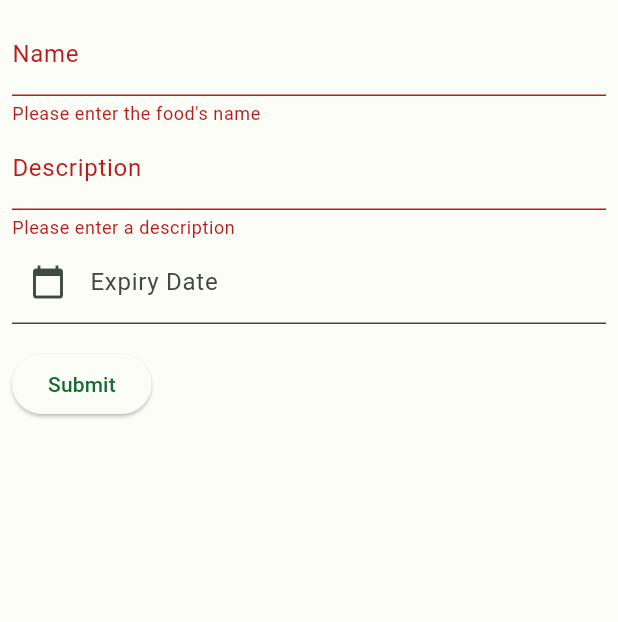
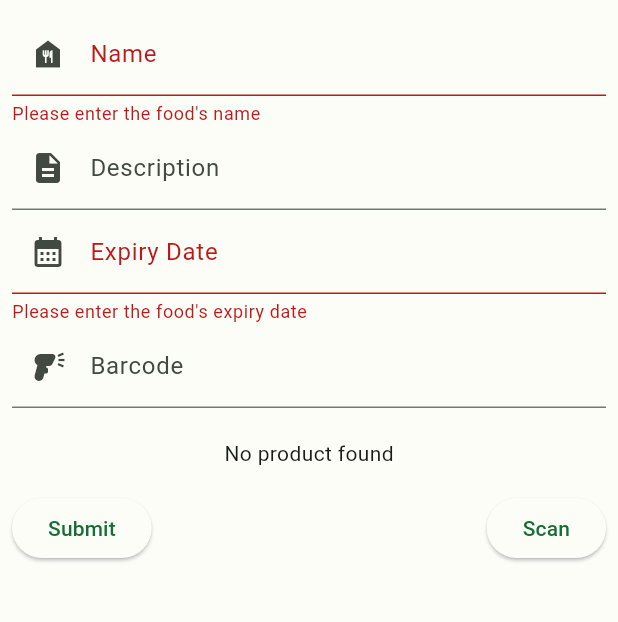
Before and after one commit to joshua-lehmann/fridgespy, a Flutter app: the AddFoodForm screen opened directly, after a tap on "Submit", on a phone screen of 412 x 824 dp, the part 84-706 px from its top. Run offline on Flutter 3.47's test engine with Material 3 defaults, Android fonts, the phone set to English and light mode, and no system bars; our stand-ins replace cloud_firestore, firebase_core, flutter_dotenv, flutter_riverpod, riverpod_annotation; missing offline and left inert: flutter_barcode_scanner; accounts and stored records are empty; generated files the repository leaves out were written again.

Commit message:
Added .env, added API call, added expiry date calc, added barcode scanning

```diff
--- a/lib/main.dart
+++ b/lib/main.dart
@@ -1,15 +1,19 @@
 import 'package:firebase_core/firebase_core.dart';
 import 'package:flutter/material.dart';
+import 'package:flutter_dotenv/flutter_dotenv.dart';
+import 'package:flutter_riverpod/flutter_riverpod.dart';
 import 'package:fridgespy/views/navigation.dart';
+
 import 'config/color_scheme.dart';
 import 'config/firebase_options.dart';
 
 Future<void> main() async {
   WidgetsFlutterBinding.ensureInitialized();
+  await dotenv.load(fileName: ".env");
   await Firebase.initializeApp(
     options: DefaultFirebaseOptions.currentPlatform,
   );
-  runApp(const FridgeSpy());
+  runApp(const ProviderScope(child: FridgeSpy()));
 }
 
 class FridgeSpy extends StatelessWidget {
--- a/lib/models/food.dart
+++ b/lib/models/food.dart
@@ -5,13 +5,13 @@ class Food {
   final String name;
   final String description;
   final String? imagePath;
-  final DateTime? expiryDate;
+  final DateTime expiryDate;
 
   const Food({
     required this.name,
     required this.description,
     this.imagePath,
-    this.expiryDate,
+    required this.expiryDate,
     this.id = '',
   });
 
--- /dev/null
+++ b/lib/provider/food_repo_provider.dart
@@ -0,0 +1,30 @@
+import 'dart:convert';
+
+import 'package:flutter_dotenv/flutter_dotenv.dart';
+import 'package:http/http.dart' as http;
+import 'package:riverpod_annotation/riverpod_annotation.dart';
+
+import '../models/food_repo_product.dart';
+
+// Necessary for code-generation to work
+part 'food_repo_provider.g.dart';
+
+@riverpod
+Future<FoodRepoProduct?> foodRepoProduct(
+    FoodRepoProductRef ref, String? barcode) async {
+  if (barcode == null || barcode.isEmpty) {
+    return Future.value(null);
+  }
+  final queryParams = {"excludes": "nutrients", "barcodes": barcode};
+  final response = await http.get(
+    Uri.https('www.foodrepo.org', '/api/v3/products', queryParams),
+    headers: <String, String>{
+      'Authorization': 'Bearer ${dotenv.env['FOOD_REPO_TOKEN']}',
+    },
+  );
+  // Using dart:convert, we then decode the JSON payload into a Map data structure.
+  final json = jsonDecode(response.body) as Map<String, dynamic>;
+  print("response: $json");
+  // Finally, we convert the Map into an FoodRepoProduct instance.
+  return FoodRepoProduct.fromJson(json);
+}
--- /dev/null
+++ b/lib/services/barcode_service.dart
@@ -0,0 +1,18 @@
+import 'package:flutter/services.dart';
+import 'package:flutter_barcode_scanner/flutter_barcode_scanner.dart';
+
+class BarcodeService {
+  Future<String> scanBarcode() async {
+    try {
+      final barcode = await FlutterBarcodeScanner.scanBarcode(
+        '#ff6666',
+        'Cancel',
+        false,
+        ScanMode.BARCODE,
+      );
+      return barcode;
+    } on PlatformException {
+      return 'Failed to get platform version.';
+    }
+  }
+}
--- /dev/null
+++ b/lib/services/date_service.dart
@@ -0,0 +1,24 @@
+class DateService {
+  static getFormattedDateString(DateTime date) {
+    String formattedMonth = date.month.toString().padLeft(2, '0');
+    return "${date.day}.$formattedMonth.${date.year}";
+  }
+
+  static bool isInNext3DaysOrPast(DateTime dateToCheck) {
+    DateTime now = DateTime.now();
+    DateTime currentDate = DateTime(now.year, now.month, now.day);
+    DateTime threeDaysFromNow =
+        currentDate.add(const Duration(days: 3)); // Date 3 days from now
+
+    // Check if target date is in the past or within the next 3 days
+    return dateToCheck
+            .isBefore(threeDaysFromNow.add(const Duration(days: 1))) ||
+        dateToCheck.isBefore(currentDate.add(const Duration(days: 1)));
+  }
+
+  static int getDaysUntilExpiry(DateTime expiryDate) {
+    DateTime now = DateTime.now();
+    DateTime currentDate = DateTime(now.year, now.month, now.day);
+    return expiryDate.difference(currentDate).inDays;
+  }
+}
--- a/lib/views/add_food_form.dart
+++ b/lib/views/add_food_form.dart
@@ -1,52 +1,79 @@
 import 'package:flutter/material.dart';
-import 'package:fridgespy/services/food_service.dart';
+import 'package:flutter_riverpod/flutter_riverpod.dart';
+import 'package:fridgespy/services/barcode_service.dart';
 
 import '../models/food.dart';
+import '../provider/food_repo_provider.dart';
+import '../services/date_service.dart';
+import '../services/food_service.dart';
 
-class AddFoodForm extends StatefulWidget {
+class AddFoodForm extends ConsumerStatefulWidget {
   const AddFoodForm({super.key});
 
   @override
-  _AddFoodFormState createState() => _AddFoodFormState();
+  ConsumerState<ConsumerStatefulWidget> createState() => _AddFoodFormState();
 }
 
-class _AddFoodFormState extends State<AddFoodForm> {
+class _AddFoodFormState extends ConsumerState<AddFoodForm> {
   final _formKey = GlobalKey<FormState>();
   final _nameController = TextEditingController();
   final _descriptionController = TextEditingController();
   final _expiryDateController = TextEditingController();
+  final _barcodeController = TextEditingController();
   final FoodService _foodService = FoodService();
+  final barcodeService = BarcodeService();
+
+  String _expiryDate = '';
+
+  @override
+  void initState() {
+    super.initState();
+    _barcodeController.addListener(_onBarcodeChanged);
+  }
 
   @override
   void dispose() {
     _nameController.dispose();
     _descriptionController.dispose();
+    _barcodeController.removeListener(_onBarcodeChanged);
     super.dispose();
+  }
+
+  void _onBarcodeChanged() {
+    setState(() {});
   }
 
   Future<void> _selectDate() async {
     final DateTime? pickedDate = await showDatePicker(
       context: context,
-      initialDate: DateTime.now(),
       firstDate: DateTime.now(),
       lastDate: DateTime(2030),
     );
     if (pickedDate != null) {
       setState(() {
-        _expiryDateController.text = pickedDate.toIso8601String();
+        _expiryDate = pickedDate.toIso8601String();
+        _expiryDateController.text =
+            DateService.getFormattedDateString(pickedDate);
       });
     }
   }
 
+  Future<void> _scanBarcode() async {
+    String barcode = await barcodeService.scanBarcode();
+    if (barcode.isNotEmpty && barcode != '-1') {
+      _barcodeController.text = barcode;
+    }
+    print('my barcode: $barcode');
+  }
+
   void _submitForm(BuildContext buildContext) async {
     if (_formKey.currentState!.validate()) {
+      _formKey.currentState!.save();
       // Create a new Food item
       Food newFood = Food(
         name: _nameController.text,
         description: _descriptionController.text,
-        expiryDate: _expiryDateController.text.isNotEmpty
-            ? DateTime.parse(_expiryDateController.text)
-            : null,
+        expiryDate: DateTime.parse(_expiryDate),
       );
 
       await _foodService.addFood(newFood);
@@ -67,6 +94,19 @@ class _AddFoodFormState extends State<AddFoodForm> {
 
   @override
   Widget build(BuildContext context) {
+    final barcode = _barcodeController.text;
+    final foodRepoProduct = barcode.isNotEmpty
+        ? ref.watch(foodRepoProductProvider(barcode))
+        : const AsyncValue.data(
+            null); // Assuming you have a default empty constructor
+
+    if (foodRepoProduct is AsyncData) {
+      final value = foodRepoProduct.value;
+      if (value != null) {
+        _nameController.text = value.displayNameDe;
+      }
+    }
+
     return Scaffold(
       appBar: AppBar(
         backgroundColor: Theme.of(context).colorScheme.inversePrimary,
@@ -74,6 +114,7 @@ class _AddFoodFormState extends State<AddFoodForm> {
       ),
       body: Padding(
         padding: const EdgeInsets.all(8.0),
+        child: SingleChildScrollView(
           child: Form(
             key: _formKey,
             child: Column(
@@ -81,7 +122,8 @@ class _AddFoodFormState extends State<AddFoodForm> {
               children: <Widget>[
                 TextFormField(
                   controller: _nameController,
-                decoration: const InputDecoration(labelText: 'Name'),
+                  decoration: const InputDecoration(
+                      labelText: 'Name', prefixIcon: Icon(Icons.food_bank)),
                   validator: (value) {
                     if (value == null || value.isEmpty) {
                       return 'Please enter the food\'s name';
@@ -91,34 +133,69 @@ class _AddFoodFormState extends State<AddFoodForm> {
                 ),
                 TextFormField(
                   controller: _descriptionController,
-                decoration: const InputDecoration(labelText: 'Description'),
-                validator: (value) {
-                  if (value == null || value.isEmpty) {
-                    return 'Please enter a description';
-                  }
-                  return null;
-                },
+                  decoration: const InputDecoration(
+                      labelText: 'Description',
+                      prefixIcon: Icon(Icons.description)),
                 ),
                 TextFormField(
                   controller: _expiryDateController,
                   decoration: const InputDecoration(
                       labelText: 'Expiry Date',
-                    filled: true,
-                    prefixIcon: Icon(Icons.calendar_today)),
+                      prefixIcon: Icon(Icons.calendar_month)),
                   readOnly: true,
+                  validator: (value) {
+                    if (value == null || value.isEmpty) {
+                      return 'Please enter the food\'s expiry date';
+                    }
+                    return null;
+                  },
                   onTap: () => _selectDate(),
                 ),
+                TextFormField(
+                  controller: _barcodeController,
+                  decoration: const InputDecoration(
+                      labelText: 'Barcode',
+                      prefixIcon: Icon(Icons.barcode_reader)),
+                ),
+                const SizedBox(
+                  height: 20,
+                ),
+                Center(
+                    child: switch (foodRepoProduct) {
+                  AsyncData(:final value) => value != null
+                      ? Column(
+                          children: [
+                            if (value.frontImageUrl != null)
+                              Image.network(value.frontImageUrl!),
+                          ],
+                        )
+                      : const Text('No product found'),
+                  AsyncError(:final error) =>
+                    Text('Error: ${error.toString()}'),
+                  _ => const CircularProgressIndicator(),
+                }),
                 Padding(
                   padding: const EdgeInsets.symmetric(vertical: 16.0),
-                child: ElevatedButton(
+                  child: Row(
+                    mainAxisSize: MainAxisSize.max,
+                    mainAxisAlignment: MainAxisAlignment.spaceBetween,
+                    children: [
+                      ElevatedButton(
                         onPressed: () => _submitForm(context),
                         child: const Text('Submit'),
+                      ),
+                      ElevatedButton(
+                        onPressed: _scanBarcode,
+                        child: const Text('Scan'),
+                      ),
+                    ],
                   ),
                 ),
               ],
             ),
           ),
         ),
+      ),
     );
   }
 }
--- a/lib/views/food_list.dart
+++ b/lib/views/food_list.dart
@@ -3,6 +3,7 @@ import 'package:flutter/material.dart';
 import 'package:fridgespy/models/food.dart';
 import 'package:fridgespy/services/food_service.dart';
 
+import '../services/date_service.dart';
 import 'add_food_form.dart';
 
 class FoodList extends StatelessWidget {
@@ -40,7 +41,8 @@ class FoodList extends StatelessWidget {
               itemCount: foodList.length,
               itemBuilder: (context, index) {
                 Food food = foodList[index].data();
-                print("$index + ${food.name}");
+                bool isExpiringSoon =
+                    DateService.isInNext3DaysOrPast(food.expiryDate);
                 return Card(
                   child: Padding(
                     padding: const EdgeInsets.all(8.0),
@@ -58,7 +60,16 @@ class FoodList extends StatelessWidget {
                           mainAxisAlignment: MainAxisAlignment.spaceBetween,
                           children: [
                             Text(
-                                'Expiry Date: ${food.expiryDate!.day}.${food.expiryDate?.month}.${food.expiryDate?.year}'),
+                              'Expiry Date: ${DateService.getFormattedDateString(food.expiryDate)}',
+                            ),
+                            isExpiringSoon
+                                ? Text(
+                                    "Expires in ${DateService.getDaysUntilExpiry(food.expiryDate)} days",
+                                    style: const TextStyle(
+                                        color: Colors.red,
+                                        fontWeight: FontWeight.bold),
+                                  )
+                                : const SizedBox.shrink(),
                             IconButton(
                               icon: const Icon(Icons.delete),
                               onPressed: () => _foodService.deleteFood(food.id),
```
Also changed, not shown: analysis_options.yaml (+6 -2 lines), lib/models/food_repo_product.dart (added, +41 -0 lines), pubspec.yaml (+12 -3 lines), lib/config/firebase_options.dart, pubspec.lock, 3 other files. Lines whose indentation alone changed are shown as unchanged.
